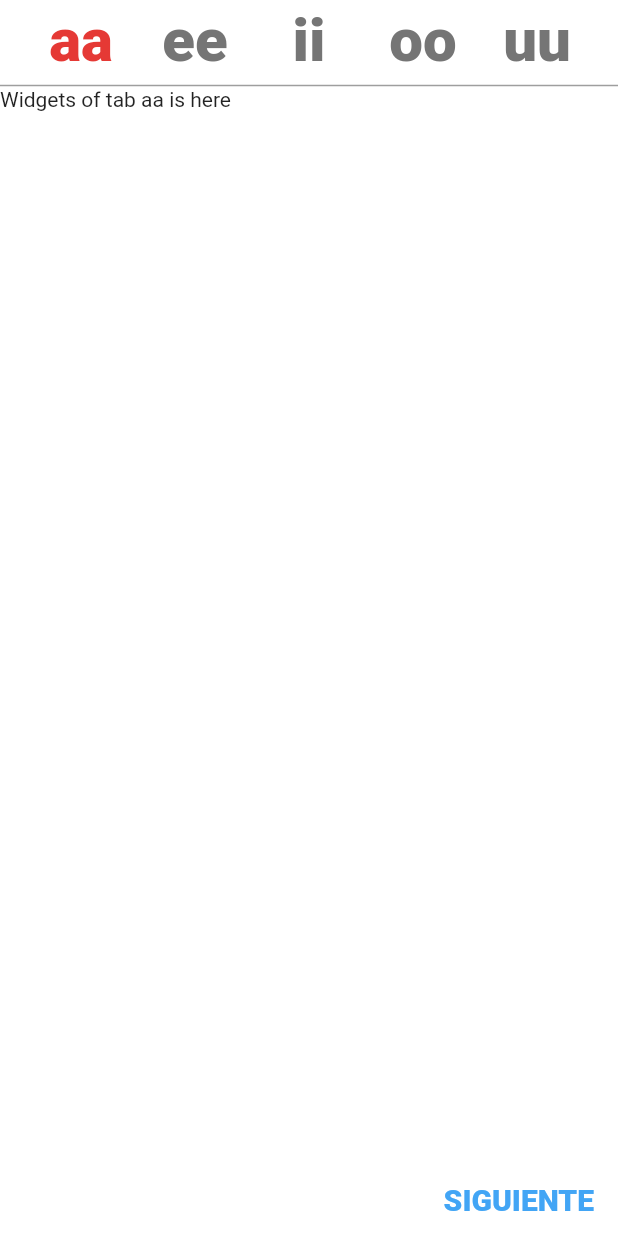
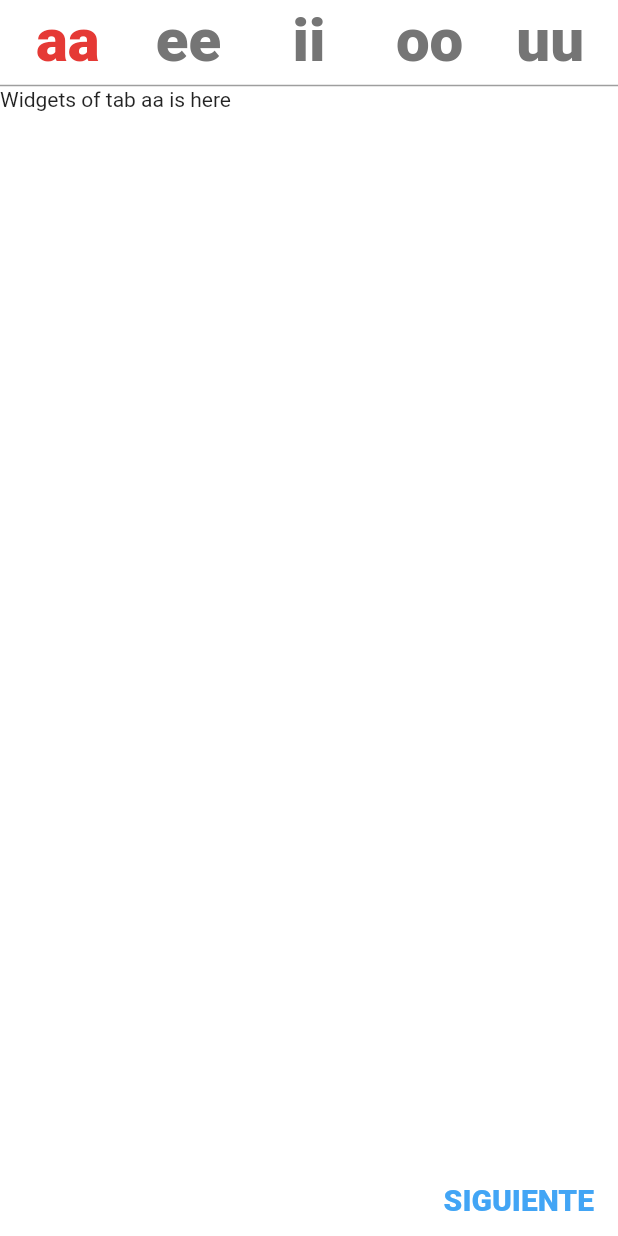
Before and after one commit to EleomarPL/LearnChatino, a Flutter app: the LongVowels widget shown alone on an empty page, opened directly, on a phone screen of 412 x 824 dp. Run offline on Flutter 3.47's test engine with Material 2 defaults, Android fonts, the phone set to English and light mode, and no system bars; our stand-ins replace carousel_slider.

Commit message:
Main Tab- level component - window lesson - pronunciaton and exercises

```diff
--- a/lib/windowsLesson/mainTab/lesson/pronunciaton/components/ComponentBody.dart
+++ b/lib/windowsLesson/mainTab/lesson/components/ComponentBody.dart
@@ -7,6 +7,11 @@ class ComponentBody extends StatefulWidget {
   final int numLevel;
   final int numLesson;
   final int lengthTabBar;
+  final double lengthText;
+  final Color backgroundColor;
+  final Color labelSelectedColor;
+  final Color labelUnselectedColor;
+  final Color backgroundBoxSelectec;
   List<String> listTabBar;
   List<Widget> listTabBarView;
   ComponentBody(
@@ -15,17 +20,22 @@ class ComponentBody extends StatefulWidget {
       this.numLesson,
       this.listTabBar,
       this.listTabBarView,
-      this.lengthTabBar})
+      this.lengthTabBar,
+      this.lengthText,
+      this.backgroundColor,
+      this.labelSelectedColor,
+      this.labelUnselectedColor,
+      this.backgroundBoxSelectec})
       : super(key: key);
 
   @override
   _ComponentBodyState createState() => _ComponentBodyState();
 }
 
-Widget _textTabBar(String text) => Text(
+Widget _textTabBar(String text, double lengthText) => Text(
       text,
       style: TextStyle(
-        fontSize: 40,
+        fontSize: lengthText,
         fontWeight: FontWeight.w900,
       ),
     );
@@ -103,7 +113,7 @@ class _ComponentBodyState extends State<ComponentBody>
   @override
   Widget build(BuildContext context) {
     List<Widget> listTab = widget.listTabBar.map((String titleBar) {
-      return _textTabBar(titleBar);
+      return _textTabBar(titleBar, widget.lengthText);
     }).toList();
     return Scaffold(
       appBar: AppBar(
@@ -111,13 +121,20 @@ class _ComponentBodyState extends State<ComponentBody>
         shadowColor: Colors.white,
         backgroundColor: Colors.white,
         elevation: 0.0,
-        title: TabBar(
-          controller: _tabController,
-          labelColor: Colors.red[600],
-          unselectedLabelColor: Colors.grey[600],
-          indicatorColor: Colors.white,
-          labelPadding: const EdgeInsets.only(right: 8.0, left: 8.0),
-          tabs: listTab,
+        titleSpacing: 5.0,
+        title: Container(
+          color: widget.backgroundColor,
+          child: TabBar(
+            controller: _tabController,
+            labelColor: widget.labelSelectedColor,
+            unselectedLabelColor: widget.labelUnselectedColor,
+            indicatorColor: Colors.transparent,
+            indicator: BoxDecoration(
+              color: widget.backgroundBoxSelectec,
+            ),
+            labelPadding: const EdgeInsets.only(right: 2.0, left: 2.0),
+            tabs: listTab,
+          ),
         ),
         iconTheme: IconThemeData(color: Colors.white),
       ),
--- a/lib/windowsLesson/mainTab/lesson/pronunciaton/LongVowels.dart
+++ b/lib/windowsLesson/mainTab/lesson/pronunciaton/LongVowels.dart
@@ -1,6 +1,6 @@
 import 'package:flutter/material.dart';
 
-import 'components/ComponentBody.dart';
+import '../components/ComponentBody.dart';
 
 class LongVowels extends StatefulWidget {
   final int numLevel;
@@ -18,6 +18,11 @@ class _LongVowelsState extends State<LongVowels> {
       numLevel: widget.numLevel,
       numLesson: widget.numLesson,
       lengthTabBar: 5,
+      lengthText: 40,
+      backgroundColor: Colors.white,
+      labelSelectedColor: Colors.red[600],
+      labelUnselectedColor: Colors.grey[600],
+      backgroundBoxSelectec: Colors.white,
       listTabBar: ["aa", "ee", "ii", "oo", "uu"],
       listTabBarView: [
         Text("Widgets of tab aa is here"),
```
Also changed, not shown: lib/windowsLesson/mainTab/lesson/exercise/MainExercise.dart (+23 -2 lines), lib/windowsLesson/mainTab/lesson/pronunciaton/BasicVowels.dart (+6 -1 lines), lib/windowsLesson/mainTab/lesson/components/ComponentTabBarView.dart (renamed from lib/windowsLesson/mainTab/lesson/pronunciaton/components/ComponentTabBarView.dart).
